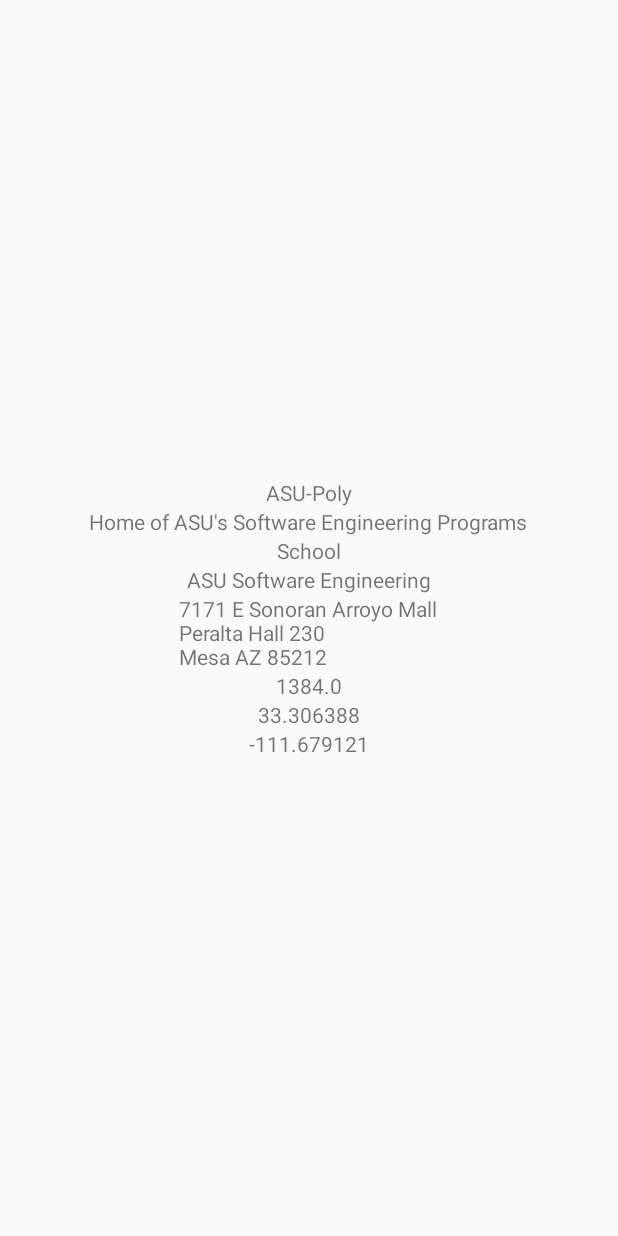
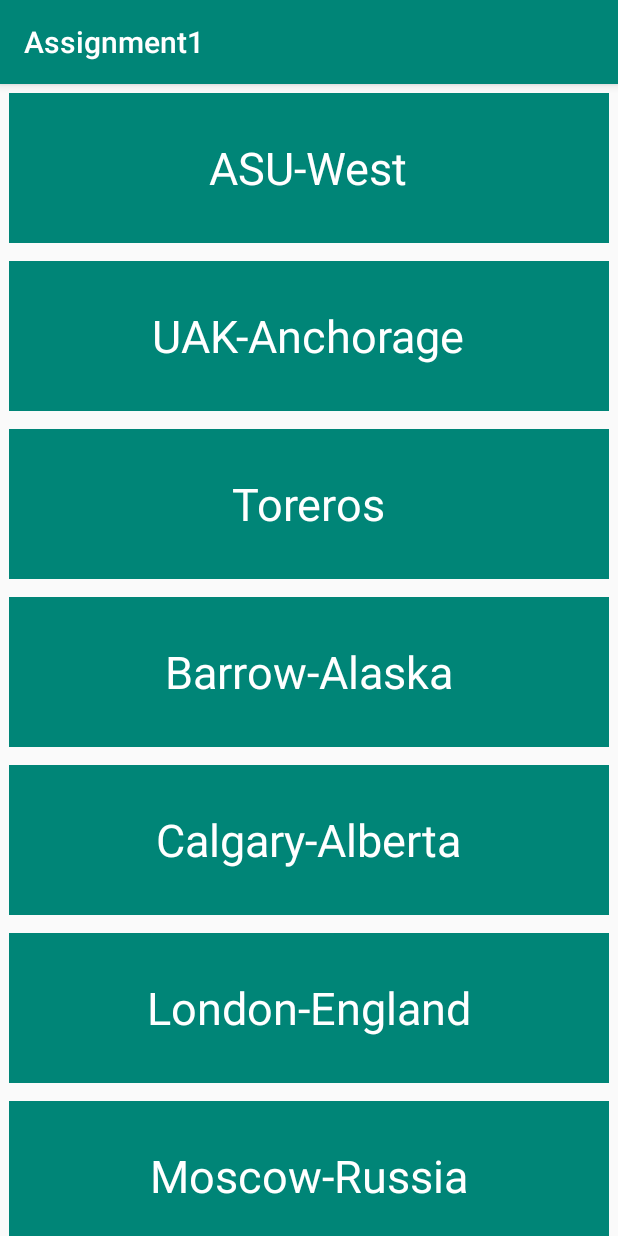
Before and after one commit to rohitksingh/Android-Places-App, an Android app: the screen it shows after launch (MainActivity before the commit, PlaceLibraryActivity after it), on a phone screen of 412 x 824 dp. Run offline under Robolectric (Android 15) with nearby library versions, the phone set to English and light mode, and no system bars.

Commit message:
Added Assignment 3

```diff
--- a/app/src/main/AndroidManifest.xml
+++ b/app/src/main/AndroidManifest.xml
@@ -10,9 +10,12 @@
         android:supportsRtl="true"
         android:theme="@style/AppTheme">
         <activity
-            android:name=".MainActivity"
+            android:name=".PlaceDetailActivity"
             android:label="@string/app_name"
             android:theme="@style/AppTheme.NoActionBar">
+
+        </activity>
+        <activity android:name=".PlaceLibraryActivity">
             <intent-filter>
                 <action android:name="android.intent.action.MAIN" />
 
--- /dev/null
+++ b/app/src/main/java/edu/asu/msse/rsingh92/assignment1/AppUtility.java
@@ -0,0 +1,99 @@
+package edu.asu.msse.rsingh92.assignment1;
+
+import android.content.Context;
+import android.util.Log;
+
+import org.json.JSONException;
+import org.json.JSONObject;
+
+import java.io.IOException;
+import java.io.InputStream;
+import java.util.ArrayList;
+import java.util.List;
+
+public class AppUtility {
+
+    public static List<PlaceDescription> getAllPlacesFronJson(Context context){
+
+        List<PlaceDescription> places = new ArrayList<PlaceDescription>();
+
+        try {
+
+            JSONObject jsonObject = new JSONObject(getJsonString(context));
+            PlaceDescription place1= getPlaceHolderFromJsonObject(jsonObject.getJSONObject("ASU-West"));
+            PlaceDescription place2= getPlaceHolderFromJsonObject(jsonObject.getJSONObject("UAK-Anchorage"));
+            PlaceDescription place3= getPlaceHolderFromJsonObject(jsonObject.getJSONObject("Toreros"));
+            PlaceDescription place4= getPlaceHolderFromJsonObject(jsonObject.getJSONObject("Barrow-Alaska"));
+            PlaceDescription place5= getPlaceHolderFromJsonObject(jsonObject.getJSONObject("Calgary-Alberta"));
+            PlaceDescription place6= getPlaceHolderFromJsonObject(jsonObject.getJSONObject("London-England"));
+            PlaceDescription place7= getPlaceHolderFromJsonObject(jsonObject.getJSONObject("Moscow-Russia"));
+            PlaceDescription place8= getPlaceHolderFromJsonObject(jsonObject.getJSONObject("New-York-NY"));
+            PlaceDescription place9= getPlaceHolderFromJsonObject(jsonObject.getJSONObject("Notre-Dame-Paris"));
+            PlaceDescription place10= getPlaceHolderFromJsonObject(jsonObject.getJSONObject("Reavis-Ranch"));
+            PlaceDescription place11= getPlaceHolderFromJsonObject(jsonObject.getJSONObject("Rogers-Trailhead"));
+            PlaceDescription place12= getPlaceHolderFromJsonObject(jsonObject.getJSONObject("Reavis-Grave"));
+            PlaceDescription place13= getPlaceHolderFromJsonObject(jsonObject.getJSONObject("Muir-Woods"));
+            PlaceDescription place14= getPlaceHolderFromJsonObject(jsonObject.getJSONObject("Windcave-Peak"));
+
+            places.add(place1);
+            places.add(place2);
+            places.add(place3);
+            places.add(place4);
+            places.add(place5);
+            places.add(place6);
+            places.add(place7);
+            places.add(place8);
+            places.add(place9);
+            places.add(place10);
+            places.add(place11);
+            places.add(place12);
+            places.add(place13);
+            places.add(place14);
+
+        } catch (JSONException e) {
+            e.printStackTrace();
+            Log.d("JSON", "exception");
+        }
+
+        return places;
+
+    }
+
+    private static PlaceDescription getPlaceHolderFromJsonObject(JSONObject obj){
+
+        PlaceDescription place = new PlaceDescription();
+
+        try {
+
+            place.setName(obj.getString("name"));
+            place.setDescription(obj.getString("description"));
+            place.setCategory(obj.getString("category"));
+            place.setAddressTitle(obj.getString("address-title"));
+            place.setAddressStreet(obj.getString("address-street"));
+            place.setElevation(obj.getString("elevation"));
+            place.setLatitude(obj.getString("latitude"));
+            place.setLongitude(obj.getString("longitude"));
+
+        }catch (JSONException e){
+
+        }
+
+        return place;
+    }
+
+    private static String getJsonString(Context context){
+        String json = null;
+        try {
+            InputStream is = context.getAssets().open("location.json");
+            int size = is.available();
+            byte[] buffer = new byte[size];
+            is.read(buffer);
+            is.close();
+            json = new String(buffer, "UTF-8");
+        } catch (IOException ex) {
+            ex.printStackTrace();
+            return null;
+        }
+        return json;
+    }
+}
--- /dev/null
+++ b/app/src/main/java/edu/asu/msse/rsingh92/assignment1/ListClickListener.java
@@ -0,0 +1,6 @@
+package edu.asu.msse.rsingh92.assignment1;
+
+public interface ListClickListener {
+
+    public void itemClicked(PlaceDescription placeDescription);
+}
--- /dev/null
+++ b/app/src/main/java/edu/asu/msse/rsingh92/assignment1/PlaceAdapter.java
@@ -0,0 +1,66 @@
+package edu.asu.msse.rsingh92.assignment1;
+
+import android.content.Context;
+import android.util.Log;
+import android.view.LayoutInflater;
+import android.view.View;
+import android.view.ViewGroup;
+import android.widget.TextView;
+
+import java.util.List;
+
+import androidx.annotation.NonNull;
+import androidx.recyclerview.widget.RecyclerView;
+
+public class PlaceAdapter extends RecyclerView.Adapter<PlaceAdapter.PlaceViewHolder> {
+
+    private Context context;
+    private List<PlaceDescription> list;
+    private ListClickListener listClickListener;
+
+    public PlaceAdapter(Context context, List<PlaceDescription> list){
+        this.context = context;
+        this.list = list;
+        listClickListener = (ListClickListener)context;
+    }
+
+    @NonNull
+    @Override
+    public PlaceViewHolder onCreateViewHolder(@NonNull ViewGroup parent, int viewType) {
+        View view = LayoutInflater.from(context).inflate(R.layout.item_list_place, parent, false);
+        return new PlaceViewHolder(view);
+    }
+
+    @Override
+    public void onBindViewHolder(@NonNull PlaceViewHolder holder, int position) {
+        final PlaceDescription place = list.get(position);
+        holder.name.setText(place.getName().toString());
+        holder.itemView.setOnClickListener(new View.OnClickListener() {
+            @Override
+            public void onClick(View v) {
+                listClickListener.itemClicked(place);
+            }
+        });
+    }
+
+    @Override
+    public int getItemCount() {
+        return list.size();
+    }
+
+    public class PlaceViewHolder extends RecyclerView.ViewHolder implements View.OnClickListener{
+
+        public TextView name;
+
+        public PlaceViewHolder(@NonNull View itemView) {
+            super(itemView);
+            name = itemView.findViewById(R.id.name);
+            name.setOnClickListener(this);
+        }
+
+        @Override
+        public void onClick(View v) {
+
+        }
+    }
+}
--- a/app/src/main/java/edu/asu/msse/rsingh92/assignment1/PlaceDescription.java
+++ b/app/src/main/java/edu/asu/msse/rsingh92/assignment1/PlaceDescription.java
@@ -2,6 +2,8 @@ package edu.asu.msse.rsingh92.assignment1;
 
 import org.json.JSONException;
 import org.json.JSONObject;
+
+import java.io.Serializable;
 
 /*
  * Copyright 2020 Rohit Kumar Singh,
@@ -23,29 +25,9 @@ import org.json.JSONObject;
  * @version January 2016
  */
 
-public class PlaceDescription {
+public class PlaceDescription implements Serializable {
 
     private String name, description, category, addressTitle, addressStreet, elevation, latitude, longitude;
-
-    public PlaceDescription(String jsonString){
-
-        try {
-
-            JSONObject obj = new JSONObject(jsonString);
-            this.name = obj.getString("name");
-            this.description = obj.getString("description");
-            this.category = obj.getString("category");
-            this.addressTitle = obj.getString("address-title");
-            this.addressStreet = obj.getString("address-street");
-            this.elevation = obj.getString("elevation");
-            this.latitude = obj.getString("latitude");
-            this.longitude = obj.getString("longitude");
-
-        } catch (JSONException e) {
-            e.printStackTrace();
-        }
-
-    }
 
     public String getName() {
         return name;
--- a/app/src/main/java/edu/asu/msse/rsingh92/assignment1/MainActivity.java
+++ b/app/src/main/java/edu/asu/msse/rsingh92/assignment1/PlaceDetailActivity.java
@@ -20,27 +20,26 @@ package edu.asu.msse.rsingh92.assignment1;
         * @version January 2016
         */
 
+import android.content.Intent;
 import android.os.Bundle;
 
 import androidx.appcompat.app.AppCompatActivity;
 
-import android.util.Log;
-import android.widget.TextView;
+import android.widget.EditText;
 
-import java.io.IOException;
-import java.io.InputStream;
+import java.util.List;
 
-public class MainActivity extends AppCompatActivity {
+public class PlaceDetailActivity extends AppCompatActivity {
 
 
-    private TextView name, description, category, addressTitle, addressStreet, elevation, latitude, longitude;
+    private EditText name, description, category, addressTitle, addressStreet, elevation, latitude, longitude;
+    private PlaceDescription place;
 
     @Override
     protected void onCreate(Bundle savedInstanceState) {
 
         super.onCreate(savedInstanceState);
         setContentView(R.layout.activity_main);
-
         name = findViewById(R.id.name);
         description = findViewById(R.id.description);
         category = findViewById(R.id.category);
@@ -50,33 +49,22 @@ public class MainActivity extends AppCompatActivity {
         latitude = findViewById(R.id.latitude);
         longitude = findViewById(R.id.longitude);
 
-        String jsonString = getJsonString();
-        PlaceDescription placeDescription = new PlaceDescription(jsonString);
+        place = getPlace();
 
-        name.setText(placeDescription.getName());
-        description.setText(placeDescription.getDescription());
-        category.setText(placeDescription.getCategory());
-        addressTitle.setText(placeDescription.getAddressTitle());
-        addressStreet.setText(placeDescription.getAddressStreet());
-        elevation.setText(placeDescription.getElevation());
-        latitude.setText(placeDescription.getLatitude());
-        longitude.setText(placeDescription.getLongitude());
+        name.setText(place.getName());
+        description.setText(place.getDescription());
+        category.setText(place.getCategory());
+        addressTitle.setText(place.getAddressTitle());
+        addressStreet.setText(place.getAddressStreet());
+        elevation.setText(place.getElevation());
+        latitude.setText(place.getLatitude());
+        longitude.setText(place.getLongitude());
+
     }
 
-    private String getJsonString(){
-        String json = null;
-        try {
-            InputStream is = this.getAssets().open("location.json");
-            int size = is.available();
-            byte[] buffer = new byte[size];
-            is.read(buffer);
-            is.close();
-            json = new String(buffer, "UTF-8");
-        } catch (IOException ex) {
-            ex.printStackTrace();
-            return null;
-        }
-        return json;
+    private PlaceDescription getPlace(){
+        PlaceDescription place = (PlaceDescription)getIntent().getSerializableExtra("Place");
+        return place;
     }
 
 }
--- /dev/null
+++ b/app/src/main/java/edu/asu/msse/rsingh92/assignment1/PlaceLibraryActivity.java
@@ -0,0 +1,35 @@
+package edu.asu.msse.rsingh92.assignment1;
+
+import android.content.Intent;
+import android.os.Bundle;
+import android.util.Log;
+
+import androidx.appcompat.app.AppCompatActivity;
+import androidx.recyclerview.widget.LinearLayoutManager;
+import androidx.recyclerview.widget.RecyclerView;
+
+public class PlaceLibraryActivity extends AppCompatActivity implements ListClickListener{
+
+    private RecyclerView placeRecyclerView;
+    private LinearLayoutManager llm;
+    private PlaceAdapter adapter;
+
+    @Override
+    protected void onCreate(Bundle savedInstanceState){
+        super.onCreate(savedInstanceState);
+        setContentView(R.layout.activity_placelibrary);
+        placeRecyclerView = findViewById(R.id.placeRV);
+        llm = new LinearLayoutManager(this);
+        adapter = new PlaceAdapter(this, AppUtility.getAllPlacesFronJson(this));
+        placeRecyclerView.setLayoutManager(llm);
+        placeRecyclerView.setAdapter(adapter);
+    }
+
+    @Override
+    public void itemClicked(PlaceDescription placeDescription) {
+        Intent intent = new Intent(this, PlaceDetailActivity.class);
+        intent.putExtra("Place", placeDescription);
+        startActivity(intent);
+
+    }
+}
--- a/app/src/main/res/layout/activity_main.xml
+++ b/app/src/main/res/layout/activity_main.xml
@@ -5,49 +5,49 @@
     android:orientation="vertical"
     android:gravity="center"
     >
-    <TextView
+    <EditText
         android:id="@+id/name"
         android:layout_width="wrap_content"
         android:layout_height="wrap_content"
         android:text="App Name"
         />
-    <TextView
+    <EditText
         android:id="@+id/description"
         android:layout_width="wrap_content"
         android:layout_height="wrap_content"
         android:text="App Name"
         />
-    <TextView
+    <EditText
         android:id="@+id/category"
         android:layout_width="wrap_content"
         android:layout_height="wrap_content"
         android:text="App Name"
         />
-    <TextView
+    <EditText
         android:id="@+id/addressTitle"
         android:layout_width="wrap_content"
         android:layout_height="wrap_content"
         android:text="App Name"
         />
-    <TextView
+    <EditText
         android:id="@+id/addressStreet"
         android:layout_width="wrap_content"
         android:layout_height="wrap_content"
         android:text="App Name"
         />
-    <TextView
+    <EditText
         android:id="@+id/elevation"
         android:layout_width="wrap_content"
         android:layout_height="wrap_content"
         android:text="App Name"
         />
-    <TextView
+    <EditText
         android:id="@+id/latitude"
         android:layout_width="wrap_content"
         android:layout_height="wrap_content"
         android:text="App Name"
         />
-    <TextView
+    <EditText
         android:id="@+id/longitude"
         android:layout_width="wrap_content"
         android:layout_height="wrap_content"
--- /dev/null
+++ b/app/src/main/res/layout/activity_placelibrary.xml
@@ -0,0 +1,9 @@
+<?xml version="1.0" encoding="utf-8"?>
+<RelativeLayout xmlns:android="http://schemas.android.com/apk/res/android"
+    android:layout_width="match_parent"
+    android:layout_height="match_parent">
+    <androidx.recyclerview.widget.RecyclerView
+        android:id="@+id/placeRV"
+        android:layout_width="match_parent"
+        android:layout_height="match_parent"/>
+</RelativeLayout>
--- /dev/null
+++ b/app/src/main/res/layout/item_list_place.xml
@@ -0,0 +1,18 @@
+<?xml version="1.0" encoding="utf-8"?>
+<LinearLayout xmlns:android="http://schemas.android.com/apk/res/android"
+    android:orientation="vertical"
+    android:layout_width="match_parent"
+    android:layout_height="100dp"
+    android:background="@color/colorPrimary"
+    android:gravity="center"
+    android:layout_margin="6dp"
+    >
+    <TextView
+        android:id="@+id/name"
+        android:layout_width="wrap_content"
+        android:layout_height="wrap_content"
+        android:text="USA"
+        android:textColor="#ffffff"
+        android:textSize="30dp"
+        />
+</LinearLayout>
--- a/app/src/main/res/menu/menu_main.xml
+++ b/app/src/main/res/menu/menu_main.xml
@@ -1,7 +1,7 @@
 <menu xmlns:android="http://schemas.android.com/apk/res/android"
     xmlns:app="http://schemas.android.com/apk/res-auto"
     xmlns:tools="http://schemas.android.com/tools"
-    tools:context="edu.asu.msse.rsingh92.assignment1.MainActivity">
+    tools:context="edu.asu.msse.rsingh92.assignment1.PlaceDetailActivity">
     <item
         android:id="@+id/action_settings"
         android:orderInCategory="100"
```
Also changed, not shown: app/src/main/assets/location.json (+165 -8 lines).
